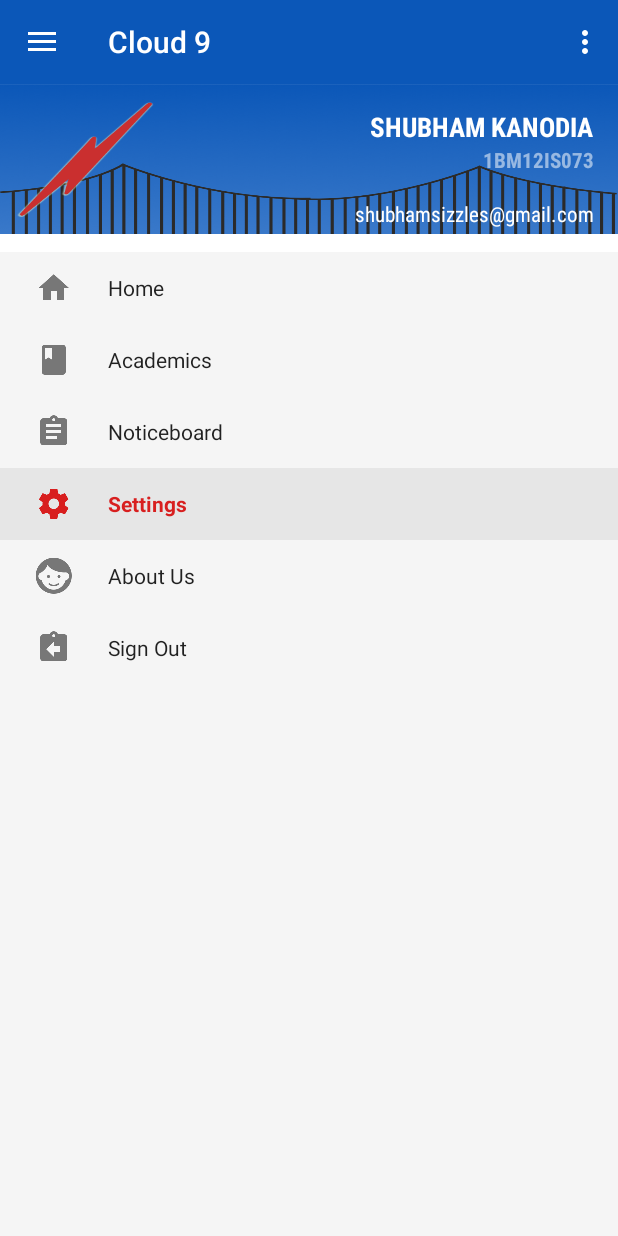
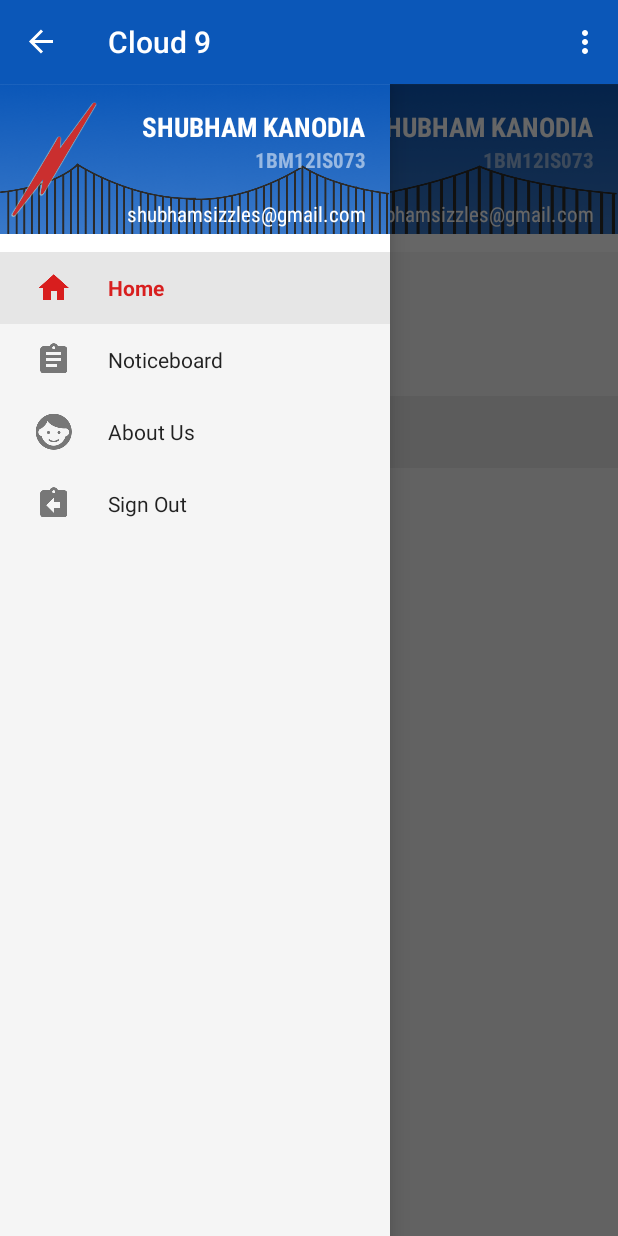
Before and after one commit to chiragshenoy/c9, an Android app: the fragment NavigationDrawerFragment placed in its activity, in the options menu, after a tap on "Menu item", on a phone screen of 412 x 824 dp. Run offline under Robolectric (Android 15) with nearby library versions, the phone set to English and light mode, and no system bars; network calls fail; 2 statements that could not run were skipped.

Commit message:
Intermediate Stage

```diff
--- a/app/src/main/java/app/cloud9/com/cloud9/HomePage.java
+++ b/app/src/main/java/app/cloud9/com/cloud9/HomePage.java
@@ -46,7 +46,7 @@ public class HomePage extends Fragment {
     Button get_notice;
     ImageView loader;
     HttpClient client;
-    final static String URL = "https://api.myjson.com/bins/4y3gb";
+    final static String URL = "http://cloud9.cu.cc/api/foo.sheets.api@gmail.com/mangoing";
     JSONObject json;
     TextView welcome;
     ArrayList<String> subjectList;
--- a/app/src/main/java/app/cloud9/com/cloud9/MainActivity.java
+++ b/app/src/main/java/app/cloud9/com/cloud9/MainActivity.java
@@ -47,6 +47,7 @@ public class MainActivity extends ActionBarActivity implements NavigationDrawerC
         super.onCreate(savedInstanceState);
         setContentView(R.layout.activity_main);
         mPlusClient = new PlusClient.Builder(this, this, this).build();
+        mPlusClient.connect();
 
 
 //        Toolbar toolbar = (Toolbar) findViewById(R.id.c9_toolbar); //Appcompat support for a sexier action bar
@@ -142,17 +143,18 @@ public class MainActivity extends ActionBarActivity implements NavigationDrawerC
     @Override
     public void onNavigationDrawerItemSelected(int position) {
         Toast.makeText(this, "Menu item selected -> " + position, Toast.LENGTH_SHORT).show();
-        if (position == 2) {
+        if (position == 1) {
             Intent i = new Intent(this, NoticeBoard.class);
             startActivity(i);
         }
 
-        if (position==4){
+        if (position==2){
             Intent i = new Intent(this, AboutPage.class);
             startActivity(i);
         }
-        if (position == 5) {
+        if (position == 3) {
             mPlusClient.disconnect();
+            mPlusClient.clearDefaultAccount();
             Intent i = new Intent(this, LoginPage.class);
             startActivity(i);
         }
--- a/app/src/main/java/app/cloud9/com/cloud9/NavigationDrawerFragment.java
+++ b/app/src/main/java/app/cloud9/com/cloud9/NavigationDrawerFragment.java
@@ -136,9 +136,9 @@ public class NavigationDrawerFragment extends Fragment implements NavigationDraw
     public List<NavigationItem> getMenu() {
         List<NavigationItem> items = new ArrayList<NavigationItem>();
         items.add(new NavigationItem("Home", getResources().getDrawable(R.drawable.ic_nav_home)));
-        items.add(new NavigationItem("Academics", getResources().getDrawable(R.drawable.ic_action_book)));
+        //items.add(new NavigationItem("Academics", getResources().getDrawable(R.drawable.ic_action_book)));
         items.add(new NavigationItem("Noticeboard", getResources().getDrawable(R.drawable.ic_action_assignment)));
-        items.add(new NavigationItem("Settings", getResources().getDrawable(R.drawable.ic_action_settings)));
+        //items.add(new NavigationItem("Settings", getResources().getDrawable(R.drawable.ic_action_settings)));
         items.add(new NavigationItem("About Us", getResources().getDrawable(R.drawable.ic_action_face_unlock)));
         items.add(new NavigationItem("Sign Out", getResources().getDrawable(R.drawable.ic_nav_sign_out)));
 
```
Also changed, not shown: app/src/main/java/app/cloud9/com/cloud9/NoticeBoard.java (+5 -4 lines), app/src/main/java/app/cloud9/com/cloud9/SubjectFragment.java (+9 -4 lines).
